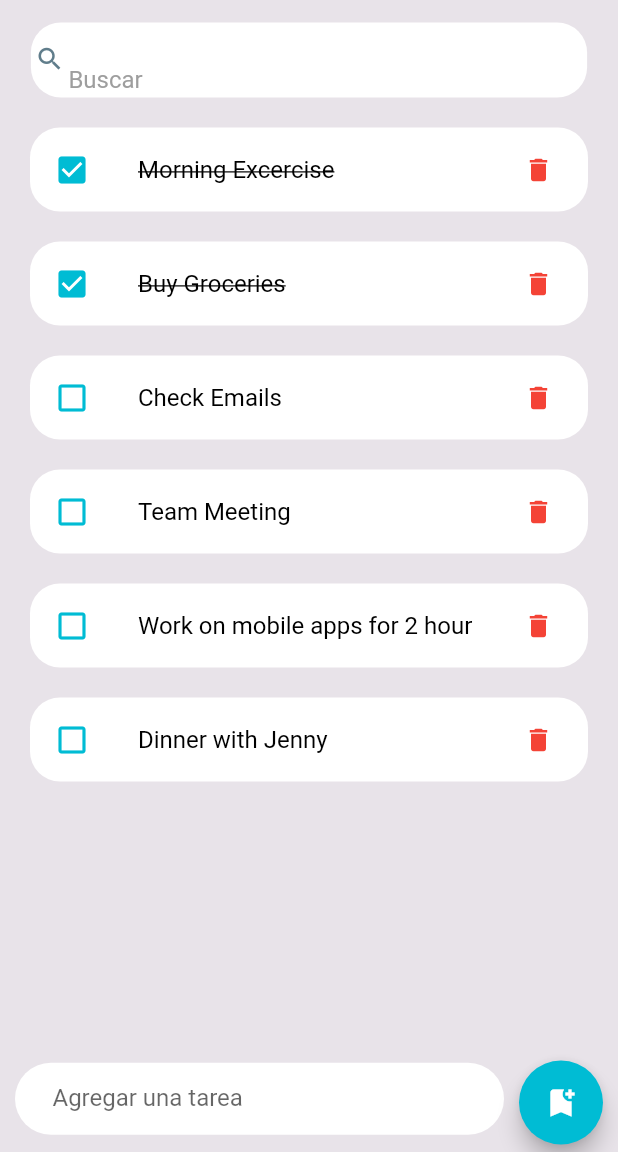
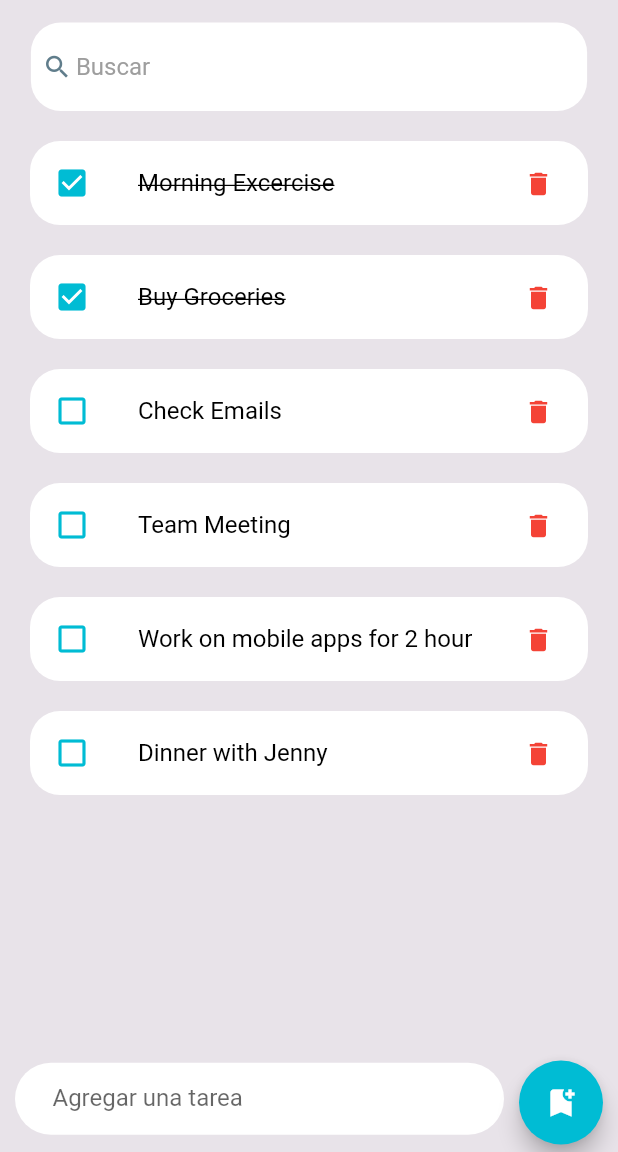
Before and after one commit to barbiwonderland/flutter-todo, a Flutter app: the screen it shows after launch, on a phone screen of 412 x 824 dp, the part 84-1236 px from its top. Run offline on Flutter 3.47's test engine with Material 2 defaults, Android fonts, the phone set to English and light mode, and no system bars; network calls fail.

Commit message:
styles and contitional rendering

```diff
--- a/lib/screens/home.dart
+++ b/lib/screens/home.dart
@@ -14,6 +14,7 @@ class Home extends StatefulWidget {
 }
 
 class _HomeState extends State<Home> {
+  // to do list deberia  llamarse en controller y que llame a una funcion en el modelo que haga la peticion a todoList?
   final todosList = todoList();
   List<ToDo> _foundToDo = [];
   final _todoController = TextEditingController();
@@ -50,19 +51,30 @@ class _HomeState extends State<Home> {
                 ))
           ]),
         ),
-        body: Column(
+        body:  Column(
           children: [
             searchBox(context, _filterTodo),
+             if (_foundToDo.isEmpty)
+              Container(
+              margin: EdgeInsets.only(top: 40),
+              alignment: Alignment.center,
+              child:Text("No se encontraron resultados,pruebe con otra busqueda.." ,
+              textAlign: TextAlign.center,
+              style: TextStyle(fontSize: 20,),) ,
+              ) ,
             Expanded(
+
               child: ListView(
                 padding: const EdgeInsets.all(20.0),
                 children: <Widget>[
-                  for (ToDo item in _foundToDo)
+                   for (ToDo item in _foundToDo)
                     (TodoItem(
                       todo: item,
                       onToDoChanged: _hanleTodoChange,
                       onDeleteItem: _handleDelete,
                     )),
+
+
                 ],
               ),
             ),
@@ -110,12 +122,14 @@ class _HomeState extends State<Home> {
   }
 
   void _handleDelete(String id) {
+    //edto iria en el modelo?
     setState(() {
       todosList.removeWhere((item) => item.id == id);
     });
   }
 
   void _addToDo(String toDo) {
+    // aca si se actualizaria en un server si tendria que llamar a una funcion del controller que llame al modelo y que haga la modif?
     setState(() {
       todosList.add(ToDo(
         id: DateTime.now().millisecondsSinceEpoch.toString(),
--- a/lib/widgets/searchBox.dart
+++ b/lib/widgets/searchBox.dart
@@ -1,21 +1,27 @@
 import 'package:flutter/material.dart';
 
 Widget searchBox(BuildContext context, filterTodo) {
-  return Stack(
+  return Row(
+   mainAxisAlignment: MainAxisAlignment.center,
+   crossAxisAlignment: CrossAxisAlignment.center,
     children: [
       Container(
-          height: 50,
+         // height: 30,
           margin: EdgeInsets.only(top: 15),
+          padding: EdgeInsets.all(5),
           width: MediaQuery.of(context).size.width * 0.9,
           decoration: BoxDecoration(
-              color: Colors.white, borderRadius: BorderRadius.circular(20)),
-          child: TextField(
+              color: Color.fromARGB(255, 255, 255, 255), borderRadius: BorderRadius.circular(20)),
+
+            child:
+           TextField(
+              maxLines: 1,
               textAlignVertical: TextAlignVertical.center,
               onChanged: (value) {
                 filterTodo(value);
               },
               decoration: InputDecoration(
-                contentPadding: EdgeInsets.all(0),
+               contentPadding: EdgeInsets.all(15),
                 prefixIcon: Icon(
                   Icons.search,
                   color: Colors.blueGrey,
@@ -26,7 +32,8 @@ Widget searchBox(BuildContext context, filterTodo) {
                 border: InputBorder.none,
                 hintText: "Buscar",
                 hintStyle: TextStyle(color: Colors.grey),
-              )))
+              )) ,) ,
+
     ],
   );
 }
```
